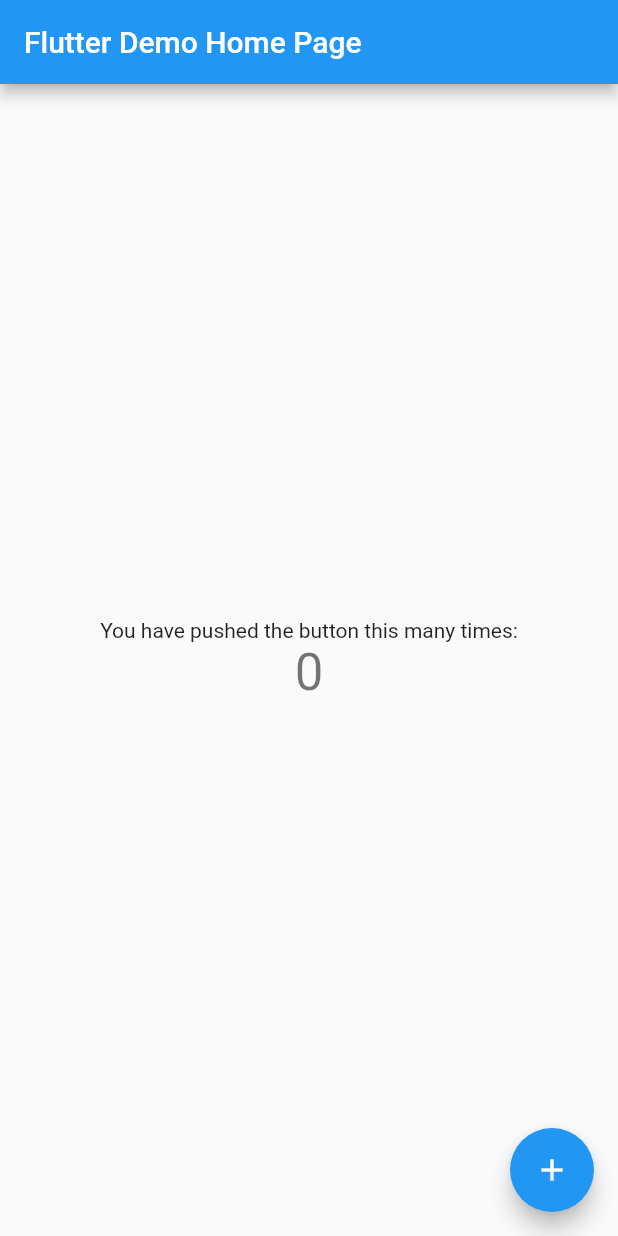
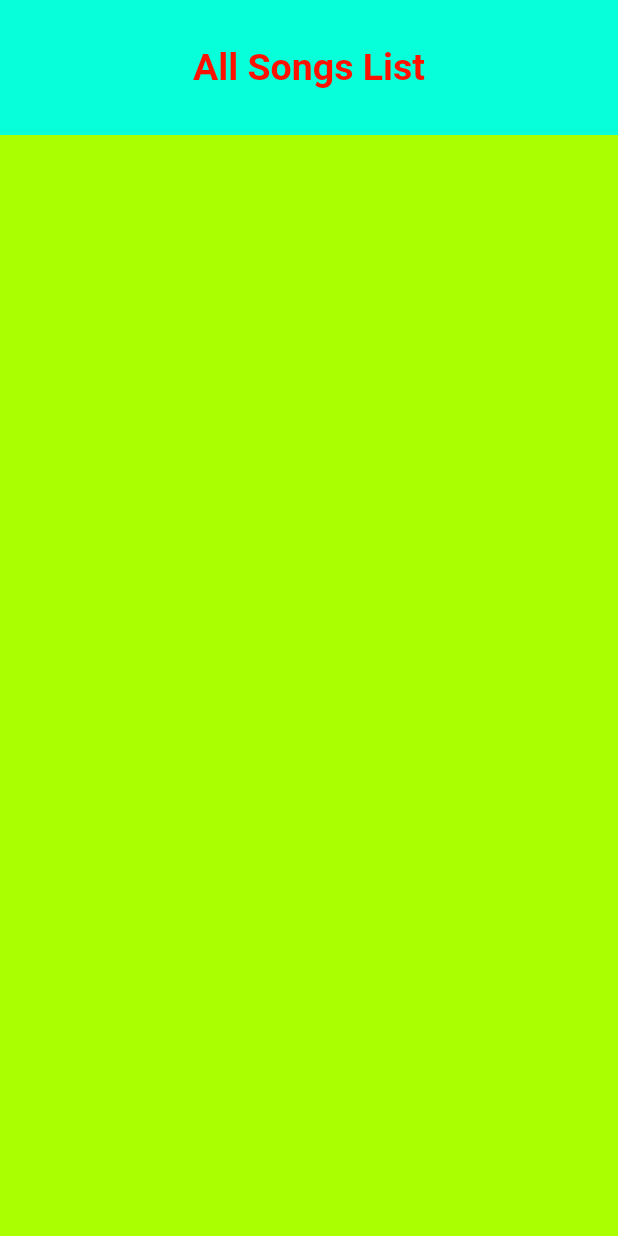
Before and after one commit to Harikrishnan-cr/fetch_music, a Flutter app: the screen it shows after launch, on a phone screen of 412 x 824 dp. Run offline on Flutter 3.47's test engine with Material 2 defaults, Android fonts, the light colour scheme and no system bars.

Commit message:
app design only

```diff
--- a/lib/main.dart
+++ b/lib/main.dart
@@ -1,4 +1,5 @@
 import 'package:flutter/material.dart';
+import 'package:get_music/music_list/music_list.dart';
 
 void main() {
   runApp(const MyApp());
@@ -10,106 +11,13 @@
   // This widget is the root of your application.
   @override
   Widget build(BuildContext context) {
-    return MaterialApp(
+    return  MaterialApp(
+      debugShowCheckedModeBanner: false,
       title: 'Flutter Demo',
       theme: ThemeData(
-        // This is the theme of your application.
-        //
-        // Try running your application with "flutter run". You'll see the
-        // application has a blue toolbar. Then, without quitting the app, try
-        // changing the primarySwatch below to Colors.green and then invoke
-        // "hot reload" (press "r" in the console where you ran "flutter run",
-        // or simply save your changes to "hot reload" in a Flutter IDE).
-        // Notice that the counter didn't reset back to zero; the application
-        // is not restarted.
-        primarySwatch: Colors.blue,
+        canvasColor: Color.fromARGB(255, 170, 255, 0)
       ),
-      home: const MyHomePage(title: 'Flutter Demo Home Page'),
+      home: MymusicList()
     );
   }
 }
-
-class MyHomePage extends StatefulWidget {
-  const MyHomePage({Key? key, required this.title}) : super(key: key);
-
-  // This widget is the home page of your application. It is stateful, meaning
-  // that it has a State object (defined below) that contains fields that affect
-  // how it looks.
-
-  // This class is the configuration for the state. It holds the values (in this
-  // case the title) provided by the parent (in this case the App widget) and
-  // used by the build method of the State. Fields in a Widget subclass are
-  // always marked "final".
-
-  final String title;
-
-  @override
-  State<MyHomePage> createState() => _MyHomePageState();
-}
-
-class _MyHomePageState extends State<MyHomePage> {
-  int _counter = 0;
-
-  void _incrementCounter() {
-    setState(() {
-      // This call to setState tells the Flutter framework that something has
-      // changed in this State, which causes it to rerun the build method below
-      // so that the display can reflect the updated values. If we changed
-      // _counter without calling setState(), then the build method would not be
-      // called again, and so nothing would appear to happen.
-      _counter++;
-    });
-  }
-
-  @override
-  Widget build(BuildContext context) {
-    // This method is rerun every time setState is called, for instance as done
-    // by the _incrementCounter method above.
-    //
-    // The Flutter framework has been optimized to make rerunning build methods
-    // fast, so that you can just rebuild anything that needs updating rather
-    // than having to individually change instances of widgets.
-    return Scaffold(
-      appBar: AppBar(
-        // Here we take the value from the MyHomePage object that was created by
-        // the App.build method, and use it to set our appbar title.
-        title: Text(widget.title),
-      ),
-      body: Center(
-        // Center is a layout widget. It takes a single child and positions it
-        // in the middle of the parent.
-        child: Column(
-          // Column is also a layout widget. It takes a list of children and
-          // arranges them vertically. By default, it sizes itself to fit its
-          // children horizontally, and tries to be as tall as its parent.
-          //
-          // Invoke "debug painting" (press "p" in the console, choose the
-          // "Toggle Debug Paint" action from the Flutter Inspector in Android
-          // Studio, or the "Toggle Debug Paint" command in Visual Studio Code)
-          // to see the wireframe for each widget.
-          //
-          // Column has various properties to control how it sizes itself and
-          // how it positions its children. Here we use mainAxisAlignment to
-          // center the children vertically; the main axis here is the vertical
-          // axis because Columns are vertical (the cross axis would be
-          // horizontal).
-          mainAxisAlignment: MainAxisAlignment.center,
-          children: <Widget>[
-            const Text(
-              'You have pushed the button this many times:',
-            ),
-            Text(
-              '$_counter',
-              style: Theme.of(context).textTheme.headline4,
-            ),
-          ],
-        ),
-      ),
-      floatingActionButton: FloatingActionButton(
-        onPressed: _incrementCounter,
-        tooltip: 'Increment',
-        child: const Icon(Icons.add),
-      ), // This trailing comma makes auto-formatting nicer for build methods.
-    );
-  }
-}
--- /dev/null
+++ b/lib/music_list/music_list.dart
@@ -0,0 +1,31 @@
+
+
+
+import 'package:flutter/material.dart';
+import 'package:flutter/src/foundation/key.dart';
+import 'package:flutter/src/widgets/framework.dart';
+
+class MymusicList extends StatefulWidget {
+  const MymusicList({Key? key}) : super(key: key);
+
+  @override
+  State<MymusicList> createState() => _MymusicListState();
+}
+
+class _MymusicListState extends State<MymusicList> {
+
+
+  @override
+  Widget build(BuildContext context) {
+    return Scaffold(
+      appBar: AppBar(
+        toolbarHeight: 90,
+        elevation: 0.0,
+        backgroundColor: Color.fromARGB(255, 7, 255, 218),
+centerTitle: true,
+        title: const Text('All Songs List',style: TextStyle(fontWeight: FontWeight.bold,fontSize: 25,color: Color.fromARGB(255, 255, 17, 0)),),
+
+      ),
+    );
+  }
+}
```
